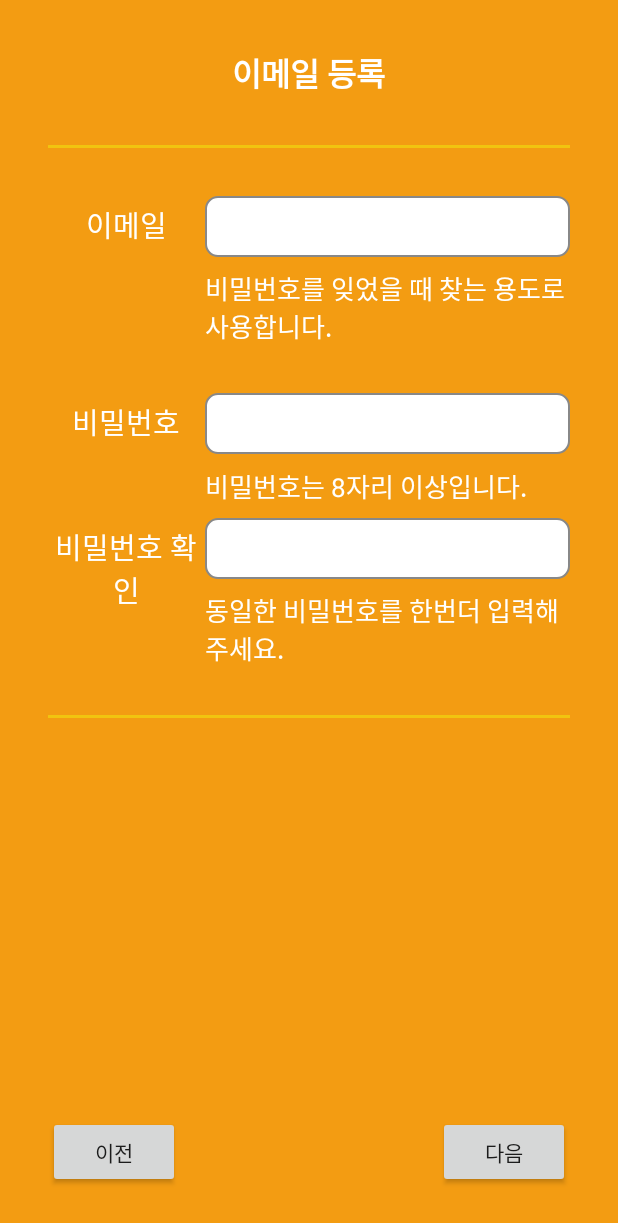
After one commit to Honest-Hong/StaffDinner, an Android app: the EmailSignUpActivity screen opened directly, with no data from a screen before it, on a phone screen of 412 x 824 dp. The commit adds this screen. Shown: the top 1223 px of the screen. Run offline under Robolectric (Android 15) with nearby library versions, the phone set to English and light mode, and no system bars; our stand-ins replace ButterKnife, Firebase (no records; nobody signed in at launch, a user with empty details on screens opened directly).

```diff
--- a/appClient/src/main/java/com/project/boostcamp/staffdinner/service/MyFirebaseMessagingService.java
+++ b/appClient/src/main/java/com/project/boostcamp/staffdinner/service/MyFirebaseMessagingService.java
@@ -35,11 +35,13 @@ public class MyFirebaseMessagingService extends FirebaseMessagingService {
         }
 
         NotificationManager manager = (NotificationManager)getSystemService(NOTIFICATION_SERVICE);
+        Intent intent = new Intent(this, MainActivity.class);
+        intent.setFlags(Intent.FLAG_ACTIVITY_CLEAR_TOP | Intent.FLAG_ACTIVITY_NEW_TASK);
         manager.notify(0, NotiHelper.simple(this,
                 remoteMessage.getNotification().getTitle(),
                 remoteMessage.getNotification().getBody(),
                 R.drawable.ic_sms_white_24dp,
                 getColor(R.color.colorPrimary),
-                new Intent(this, MainActivity.class)));
+                intent));
     }
 }
--- a/appClient/src/main/java/com/project/boostcamp/staffdinner/ui/fragment/ApplicationFragment.java
+++ b/appClient/src/main/java/com/project/boostcamp/staffdinner/ui/fragment/ApplicationFragment.java
@@ -382,7 +382,7 @@ public class ApplicationFragment extends Fragment implements View.OnClickListene
         dto.setStyle(application.getWantedStyle());
         dto.setMenu(application.getWantedMenu());
         dto.setGeo(application.getGeo().toGeoDTO());
-        dto.setWritedtime(TimeHelper.now());
+        dto.setWritedTime(TimeHelper.now());
         String clientId = SharedPreperenceHelper.getInstance(getContext()).getLoginId();
         RetrofitClient.getInstance().clientService.setApplication(clientId, dto).enqueue(new Callback<ResultStringDTO>() {
             @Override
--- a/appRestraurant/build.gradle
+++ b/appRestraurant/build.gradle
@@ -10,6 +10,7 @@ android {
         versionCode 1
         versionName "1.0"
         testInstrumentationRunner "android.support.test.runner.AndroidJUnitRunner"
+        multiDexEnabled true
     }
     buildTypes {
         release {
@@ -38,6 +39,7 @@ dependencies {
     compile 'com.google.android.gms:play-services-places:11.0.2'
     // 파이어베이스
     compile 'com.google.firebase:firebase-messaging:11.0.2'
+    compile 'com.google.firebase:firebase-auth:11.0.2'
     // 지슨 https://github.com/google/gson
     compile 'com.google.code.gson:gson:2.2.4'
     // 글라이드 https://github.com/bumptech/glide
@@ -51,6 +53,8 @@ dependencies {
     compile group: 'com.kakao.sdk', name: 'usermgmt', version: '1.4.1'
     // 페이스북 로그인
     compile 'com.facebook.android:facebook-android-sdk:[4,5)'
+    // 멀티 덱스
+    compile 'com.android.support:multidex:1.0.1'
 }
 
 apply plugin: 'com.google.gms.google-services'
--- a/appRestraurant/src/main/AndroidManifest.xml
+++ b/appRestraurant/src/main/AndroidManifest.xml
@@ -78,6 +78,7 @@
         <activity android:name=".ui.activity.WriteEstimateActivity" />
         <activity android:name=".ui.activity.ContactDetailActivity" />
         <activity android:name=".ui.activity.MapDetailActivity" />
+        <activity android:name=".ui.activity.EmailSignUpActivity" />
     </application>
 
 </manifest>
--- a/appRestraurant/src/main/java/com/project/boostcamp/staffdinnerrestraurant/service/MyFirebaseMessagingService.java
+++ b/appRestraurant/src/main/java/com/project/boostcamp/staffdinnerrestraurant/service/MyFirebaseMessagingService.java
@@ -31,11 +31,13 @@ public class MyFirebaseMessagingService extends FirebaseMessagingService {
         }
 
         NotificationManager manager = (NotificationManager)getSystemService(NOTIFICATION_SERVICE);
+        Intent intent = new Intent(this, MainActivity.class);
+        intent.setFlags(Intent.FLAG_ACTIVITY_CLEAR_TOP | Intent.FLAG_ACTIVITY_NEW_TASK);
         manager.notify(0, NotiHelper.simple(this,
                 remoteMessage.getNotification().getTitle(),
                 remoteMessage.getNotification().getBody(),
                 R.drawable.ic_sms_white_24dp,
                 getColor(R.color.colorPrimary),
-                new Intent(this, MainActivity.class)));
+                intent));
     }
 }
--- a/appRestraurant/src/main/java/com/project/boostcamp/staffdinnerrestraurant/ui/activity/LoginActivity.java
+++ b/appRestraurant/src/main/java/com/project/boostcamp/staffdinnerrestraurant/ui/activity/LoginActivity.java
@@ -54,14 +54,14 @@ public class LoginActivity extends AppCompatActivity {
         LoginManager.getInstance().registerCallback(callbackManager, callbackFacebook);
     }
 
-    @OnClick({R.id.text_kakao, R.id.text_facebook})
+    @OnClick({R.id.text_kakao, R.id.text_facebook, R.id.text_email})
     public void onLoginClick(TextView v) {
         if(v.getId() == R.id.text_kakao) {
             Session.getCurrentSession().open(AuthType.KAKAO_LOGIN_ALL, this);
         } else if(v.getId() == R.id.text_facebook) {
             LoginManager.getInstance().logInWithReadPermissions(this, Arrays.asList("public_profile"));
-        } else {
-            finish();
+        } else if(v.getId() == R.id.text_email){
+            startActivity(new Intent(this, EmailSignUpActivity.class));
         }
     }
 
--- a/appRestraurant/src/main/java/com/project/boostcamp/staffdinnerrestraurant/ui/fragment/EstimateFragment.java
+++ b/appRestraurant/src/main/java/com/project/boostcamp/staffdinnerrestraurant/ui/fragment/EstimateFragment.java
@@ -82,6 +82,7 @@ public class EstimateFragment extends Fragment {
                 item.setClientName(data.get(i).getClient().getName());
                 item.setMessage(data.get(i).getMessage());
                 item.setWritedTime(data.get(i).getWritedTime());
+                item.setState(data.get(i).getState());
                 arr.add(item);
             }
             if(arr.size() > 0) {
--- /dev/null
+++ b/appRestraurant/src/main/res/layout/activity_email_sign_up.xml
@@ -0,0 +1,192 @@
+<?xml version="1.0" encoding="utf-8"?>
+<LinearLayout xmlns:android="http://schemas.android.com/apk/res/android"
+    xmlns:app="http://schemas.android.com/apk/res-auto"
+    android:layout_width="match_parent"
+    android:layout_height="match_parent"
+    android:background="@color/colorPrimary"
+    android:padding="32dp"
+    android:orientation="vertical">
+
+    <TextView
+        android:layout_width="wrap_content"
+        android:layout_height="wrap_content"
+        android:layout_gravity="center_horizontal"
+        android:text="이메일 등록"
+        android:textSize="@dimen/fontLarge"
+        android:textColor="@color/white"
+        android:textStyle="bold"/>
+
+    <View
+        android:layout_width="match_parent"
+        android:layout_height="2dp"
+        android:layout_marginTop="32dp"
+        android:layout_marginBottom="32dp"
+        android:background="@color/yellow"/>
+
+    <android.support.constraint.ConstraintLayout
+        android:layout_width="match_parent"
+        android:layout_height="wrap_content">
+
+        <android.support.constraint.Guideline
+            android:id="@+id/guide"
+            android:layout_width="wrap_content"
+            android:layout_height="wrap_content"
+            android:orientation="vertical"
+            app:layout_constraintGuide_percent="0.3"/>
+
+        <EditText
+            android:id="@+id/edit_email"
+            android:layout_width="0dp"
+            android:layout_height="wrap_content"
+            android:inputType="textEmailAddress"
+            android:maxLines="1"
+            android:background="@drawable/shape_rounded_rectangle"
+            app:layout_constraintTop_toTopOf="parent"
+            app:layout_constraintLeft_toRightOf="@id/guide"
+            app:layout_constraintRight_toRightOf="parent"/>
+
+        <TextView
+            android:layout_width="0dp"
+            android:layout_height="wrap_content"
+            android:gravity="center"
+            android:text="@string/email_sign_up_email"
+            android:textColor="@color/white"
+            android:textSize="@dimen/fontNormal"
+            app:layout_constraintLeft_toLeftOf="parent"
+            app:layout_constraintRight_toLeftOf="@id/edit_email"
+            app:layout_constraintBaseline_toBaselineOf="@id/edit_email"/>
+
+        <TextView
+            android:layout_width="0dp"
+            android:layout_height="wrap_content"
+            android:layout_marginTop="8dp"
+            android:text="@string/email_sign_up_email_help"
+            android:textColor="@color/white"
+            android:textSize="@dimen/fontSmall"
+            app:layout_constraintLeft_toRightOf="@id/guide"
+            app:layout_constraintRight_toRightOf="parent"
+            app:layout_constraintTop_toBottomOf="@id/edit_email"/>
+    </android.support.constraint.ConstraintLayout>
+
+    <android.support.constraint.ConstraintLayout
+        android:layout_width="match_parent"
+        android:layout_height="wrap_content"
+        android:layout_marginTop="32dp">
+
+        <android.support.constraint.Guideline
+            android:id="@+id/guide2"
+            android:layout_width="wrap_content"
+            android:layout_height="wrap_content"
+            android:orientation="vertical"
+            app:layout_constraintGuide_percent="0.3"/>
+
+        <EditText
+            android:id="@+id/edit_password"
+            android:layout_width="0dp"
+            android:layout_height="wrap_content"
+            android:inputType="textPassword"
+            android:maxLines="1"
+            android:background="@drawable/shape_rounded_rectangle"
+            app:layout_constraintTop_toTopOf="parent"
+            app:layout_constraintLeft_toRightOf="@id/guide2"
+            app:layout_constraintRight_toRightOf="parent"/>
+
+        <TextView
+            android:layout_width="0dp"
+            android:layout_height="wrap_content"
+            android:gravity="center"
+            android:text="@string/email_sign_up_password"
+            android:textColor="@color/white"
+            android:textSize="@dimen/fontNormal"
+            app:layout_constraintLeft_toLeftOf="parent"
+            app:layout_constraintRight_toLeftOf="@id/edit_password"
+            app:layout_constraintBaseline_toBaselineOf="@id/edit_password"/>
+
+        <TextView
+            android:layout_width="0dp"
+            android:layout_height="wrap_content"
+            android:layout_marginTop="8dp"
+            android:text="@string/email_sign_up_password_help"
+            android:textColor="@color/white"
+            android:textSize="@dimen/fontSmall"
+            app:layout_constraintLeft_toRightOf="@id/guide2"
+            app:layout_constraintRight_toRightOf="parent"
+            app:layout_constraintTop_toBottomOf="@id/edit_password"/>
+    </android.support.constraint.ConstraintLayout>
+
+    <android.support.constraint.ConstraintLayout
+        android:layout_width="match_parent"
+        android:layout_height="wrap_content"
+        android:layout_marginTop="8dp">
+
+        <android.support.constraint.Guideline
+            android:id="@+id/guide3"
+            android:layout_width="wrap_content"
+            android:layout_height="wrap_content"
+            android:orientation="vertical"
+            app:layout_constraintGuide_percent="0.3"/>
+
+        <EditText
+            android:id="@+id/edit_password2"
+            android:layout_width="0dp"
+            android:layout_height="wrap_content"
+            android:inputType="textPassword"
+            android:maxLines="1"
+            android:background="@drawable/shape_rounded_rectangle"
+            app:layout_constraintTop_toTopOf="parent"
+            app:layout_constraintLeft_toRightOf="@id/guide3"
+            app:layout_constraintRight_toRightOf="parent"/>
+
+        <TextView
+            android:layout_width="0dp"
+            android:layout_height="wrap_content"
+            android:gravity="center"
+            android:text="@string/email_sign_up_password_confirm"
+            android:textColor="@color/white"
+            android:textSize="@dimen/fontNormal"
+            app:layout_constraintLeft_toLeftOf="parent"
+            app:layout_constraintRight_toLeftOf="@id/edit_password2"
+            app:layout_constraintBaseline_toBaselineOf="@id/edit_password2"/>
+
+        <TextView
+            android:layout_width="0dp"
+            android:layout_height="wrap_content"
+            android:layout_marginTop="8dp"
+            android:text="@string/email_sign_up_password_confirm_help"
+            android:textColor="@color/white"
+            android:textSize="@dimen/fontSmall"
+            app:layout_constraintLeft_toRightOf="@id/guide3"
+            app:layout_constraintRight_toRightOf="parent"
+            app:layout_constraintTop_toBottomOf="@id/edit_password2"/>
+    </android.support.constraint.ConstraintLayout>
+
+    <View
+        android:layout_width="match_parent"
+        android:layout_height="2dp"
+        android:layout_marginTop="32dp"
+        android:background="@color/yellow"/>
+
+    <View
+        android:layout_width="wrap_content"
+        android:layout_height="0dp"
+        android:layout_weight="1"/>
+
+    <FrameLayout
+        android:layout_width="match_parent"
+        android:layout_height="wrap_content">
+
+        <Button
+            android:id="@+id/button_prev"
+            android:layout_width="wrap_content"
+            android:layout_height="wrap_content"
+            android:layout_gravity="start"
+            android:text="@string/text_prev"/>
+
+        <Button
+            android:id="@+id/button_next"
+            android:layout_width="wrap_content"
+            android:layout_height="wrap_content"
+            android:layout_gravity="end"
+            android:text="@string/text_next"/>
+    </FrameLayout>
+</LinearLayout>
--- a/appRestraurant/src/main/res/layout/activity_login.xml
+++ b/appRestraurant/src/main/res/layout/activity_login.xml
@@ -62,7 +62,7 @@
         android:textColor="@color/white"/>
 
     <TextView
-        android:id="@+id/button_email"
+        android:id="@+id/text_email"
         android:layout_width="match_parent"
         android:layout_height="wrap_content"
         android:background="@color/colorPrimary"
--- a/appRestraurant/src/main/res/values/strings.xml
+++ b/appRestraurant/src/main/res/values/strings.xml
@@ -73,4 +73,13 @@
     <string name="contact_time">계약 시간</string>
     <string name="default_time_pattern">yyyy.MM.dd HH:mm</string>
     <string name="help_empty">데이터가 존재하지 않습니다!</string>
+
+    <string name="email_sign_up_email_help">비밀번호를 잊었을 때 찾는 용도로 사용합니다.</string>
+    <string name="email_sign_up_email">이메일</string>
+    <string name="email_sign_up_password">비밀번호</string>
+    <string name="email_sign_up_password_help">비밀번호는 8자리 이상입니다.</string>
+    <string name="email_sign_up_password_confirm">비밀번호 확인</string>
+    <string name="email_sign_up_password_confirm_help">동일한 비밀번호를 한번더 입력해주세요.</string>
+    <string name="text_prev">이전</string>
+    <string name="text_next">다음</string>
 </resources>
--- a/publiclibrary/src/main/java/com/project/boostcamp/publiclibrary/data/Estimate.java
+++ b/publiclibrary/src/main/java/com/project/boostcamp/publiclibrary/data/Estimate.java
@@ -8,11 +8,6 @@ import android.os.Parcelable;
  */
 
 public class Estimate implements Parcelable{
-    public static final int STATE_WATING = 0x0;
-    public static final int STATE_CONTACTED = 0x1;
-    public static final int STATE_FAILED = 0x2;
-    public static final int STATE_CANCELED = 0x3;
-
     private int id;
     private String applierName;
     private String restName;
```
Also changed, not shown: appRestraurant/src/main/java/com/project/boostcamp/staffdinnerrestraurant/GlobalApplication.java (+7 -0 lines), appRestraurant/src/main/java/com/project/boostcamp/staffdinnerrestraurant/ui/activity/EmailSignUpActivity.java (added, +162 -0 lines), appRestraurant/src/main/java/com/project/boostcamp/staffdinnerrestraurant/ui/adapter/EstimateVH.java (+9 -5 lines), publiclibrary/src/main/java/com/project/boostcamp/publiclibrary/data/StateType.java (added, +12 -0 lines), publiclibrary/src/main/java/com/project/boostcamp/publiclibrary/domain/ClientApplicationDTO.java (+5 -5 lines).
